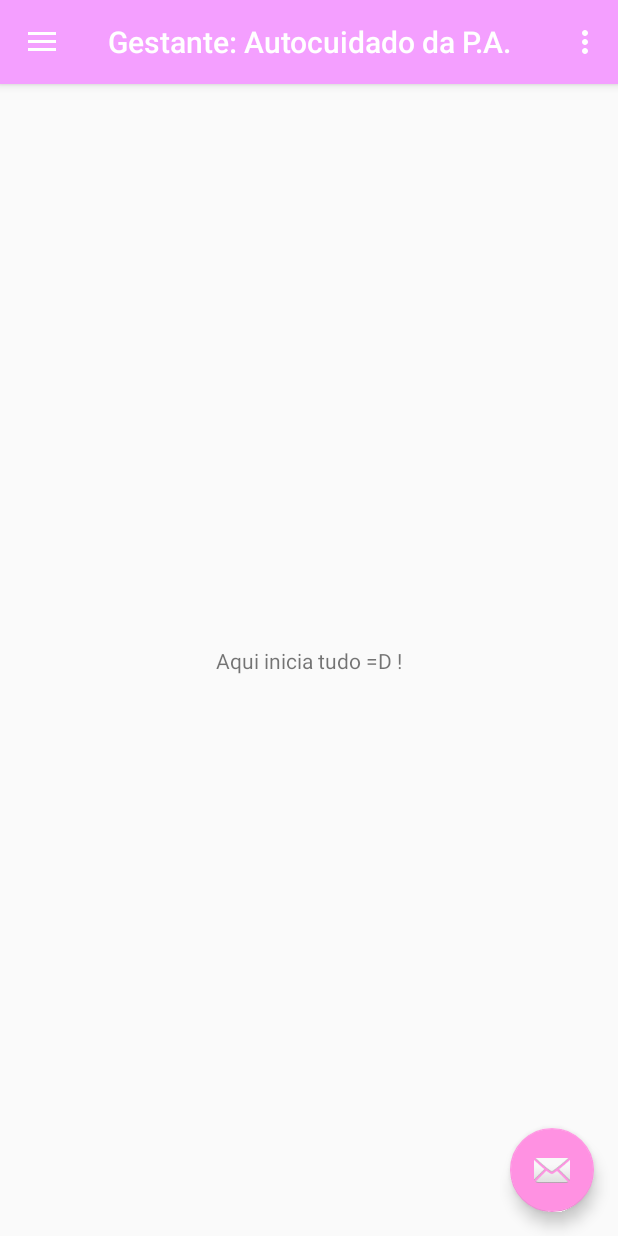
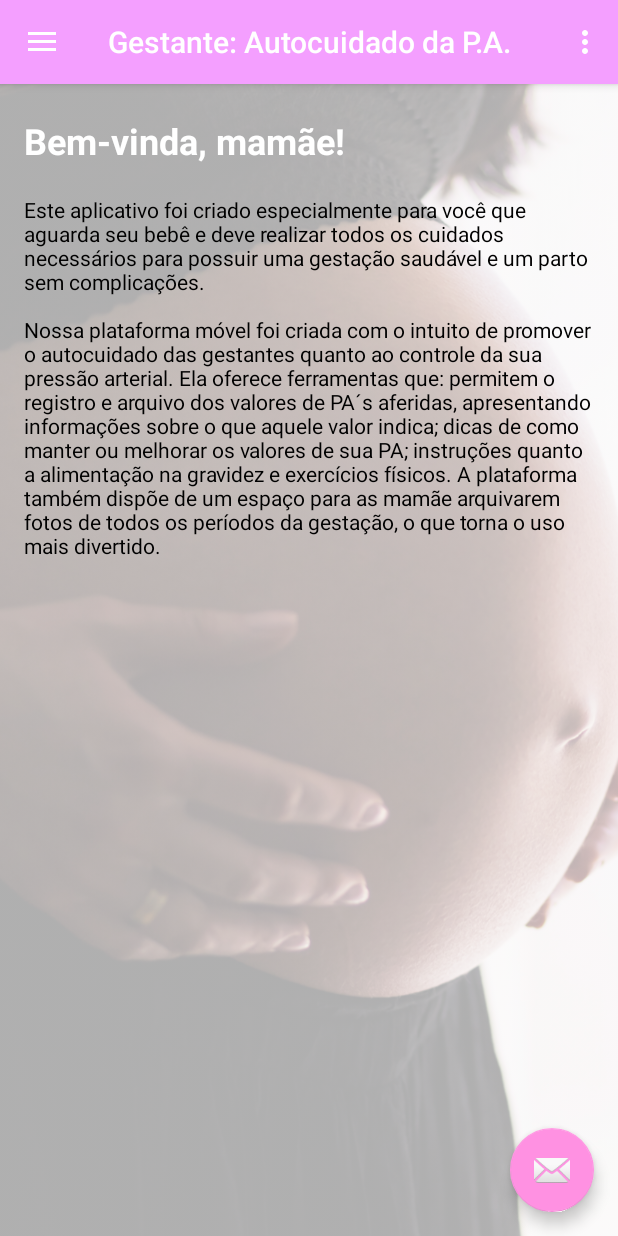
Before and after one commit to erivandosena/AppAndroidGestHiper, an Android app: the screen it shows after launch (MainActivity), on a phone screen of 412 x 824 dp. Run offline under Robolectric (Android 15) with nearby library versions, the phone set to English and light mode, and no system bars.

Commit message:
Conteúdo referente a tudo que foi desenvolvido em 26/09/2017, seguindo os requisitos iniciais do projeto.

```diff
--- a/app/src/main/java/br/com/erivando/gestanteautocuidadopa/MainActivity.java
+++ b/app/src/main/java/br/com/erivando/gestanteautocuidadopa/MainActivity.java
@@ -3,9 +3,8 @@ package br.com.erivando.gestanteautocuidadopa;
 import android.os.Bundle;
 import android.support.annotation.NonNull;
 import android.support.design.widget.FloatingActionButton;
+import android.support.design.widget.NavigationView;
 import android.support.design.widget.Snackbar;
-import android.view.View;
-import android.support.design.widget.NavigationView;
 import android.support.v4.view.GravityCompat;
 import android.support.v4.widget.DrawerLayout;
 import android.support.v7.app.ActionBarDrawerToggle;
@@ -13,6 +12,7 @@ import android.support.v7.app.AppCompatActivity;
 import android.support.v7.widget.Toolbar;
 import android.view.Menu;
 import android.view.MenuItem;
+import android.view.View;
 
 public class MainActivity extends AppCompatActivity
         implements NavigationView.OnNavigationItemSelectedListener {
--- a/app/src/main/java/br/com/erivando/gestanteautocuidadopa/SplashScreenActivity.java
+++ b/app/src/main/java/br/com/erivando/gestanteautocuidadopa/SplashScreenActivity.java
@@ -25,15 +25,30 @@ public class SplashScreenActivity extends Activity implements Runnable {
         setContentView(R.layout.activity_splash_screen);
 
         if (android.os.Build.VERSION.SDK_INT > 15) {
-            StrictMode.ThreadPolicy policy=new StrictMode.ThreadPolicy.Builder().permitAll().build();
+            StrictMode.ThreadPolicy policy = new StrictMode.ThreadPolicy.Builder().permitAll().build();
             StrictMode.setThreadPolicy(policy);
         }
 
         habilitaImmersiveMode();
-        Handler handler=new Handler();
-        handler.postDelayed(this, 3000);
+        Handler handler = new Handler();
+        handler.postDelayed(this, 5*1000);
+
+//        Thread background = new Thread() {
+//            public void run() {
+//                try {
+//                    sleep(5*1000);
+//                    Intent i=new Intent(SplashScreenActivity.this, MainActivity.class);
+//                    startActivity(i);
+//                    finish();
+//                } catch (Exception e) {
+//                    e.printStackTrace();
+//                }
+//            }
+//        };
+//        background.start();
     }
 
+    @Override
     public void run() {
         startActivity(new Intent(this, MainActivity.class));
         finish();
--- a/app/src/main/res/layout/content_main.xml
+++ b/app/src/main/res/layout/content_main.xml
@@ -1,5 +1,5 @@
 <?xml version="1.0" encoding="utf-8"?>
-<android.support.constraint.ConstraintLayout xmlns:android="http://schemas.android.com/apk/res/android"
+<RelativeLayout xmlns:android="http://schemas.android.com/apk/res/android"
         xmlns:app="http://schemas.android.com/apk/res-auto"
         xmlns:tools="http://schemas.android.com/tools"
         android:layout_width="match_parent"
@@ -8,13 +8,44 @@
         tools:context="br.com.erivando.gestanteautocuidadopa.MainActivity"
         tools:showIn="@layout/app_bar_main">
 
+        <ImageView
+            android:layout_width="match_parent"
+            android:layout_height="match_parent"
+            android:scaleType="centerCrop"
+            android:src="@drawable/ic_background_800x1280"
+            android:alpha="0.3"/>
+
+        <LinearLayout
+            android:layout_width="match_parent"
+            android:layout_height="match_parent"
+            android:orientation="vertical"
+            android:paddingBottom="@dimen/activity_vertical_margin"
+            android:paddingLeft="@dimen/activity_horizontal_margin"
+            android:paddingRight="@dimen/activity_horizontal_margin"
+            android:paddingTop="@dimen/activity_vertical_margin"
+            app:layout_behavior="@string/appbar_scrolling_view_behavior"
+            tools:context=".MainActivity">
+
             <TextView
+                android:id="@+id/textView11"
                 android:layout_width="wrap_content"
                 android:layout_height="wrap_content"
-        android:text="Aqui inicia tudo =D !"
-        app:layout_constraintBottom_toBottomOf="parent"
-        app:layout_constraintLeft_toLeftOf="parent"
-        app:layout_constraintRight_toRightOf="parent"
-        app:layout_constraintTop_toTopOf="parent" />
+                android:layout_marginTop="5dp"
+                android:textSize="@dimen/tamanho_texto_super_grande"
+                android:textStyle="bold"
+                android:textColor="?android:attr/textColorPrimaryInverse"
+                android:text="@string/texto_saldacao"/>
 
-</android.support.constraint.ConstraintLayout>
+            <TextView
+                android:id="@+id/textView12"
+                android:layout_width="wrap_content"
+                android:layout_height="wrap_content"
+                android:layout_marginTop="20dp"
+                android:textSize="@dimen/tamanho_texto_medio"
+                android:textStyle="normal"
+                android:textColor="?android:attr/textColorPrimaryDisableOnly"
+                android:text="@string/texto_introducao" />
+
+        </LinearLayout>
+
+    </RelativeLayout>
--- a/app/src/main/res/layout/nav_header_main.xml
+++ b/app/src/main/res/layout/nav_header_main.xml
@@ -17,9 +17,9 @@
         android:id="@+id/imageView"
         android:layout_width="wrap_content"
         android:layout_height="wrap_content"
+        android:contentDescription=""
         android:paddingTop="@dimen/nav_header_vertical_spacing"
         app:srcCompat="@mipmap/ic_launcher_round"
-        android:contentDescription=""
         tools:ignore="ContentDescription" />
 
     <TextView
--- /dev/null
+++ b/app/src/main/res/values-v21/styles.xml
@@ -0,0 +1,9 @@
+<resources>
+
+    <style name="AppTheme.NoActionBar">
+        <item name="windowActionBar">false</item>
+        <item name="windowNoTitle">true</item>
+        <item name="android:windowDrawsSystemBarBackgrounds">true</item>
+        <item name="android:statusBarColor">@android:color/transparent</item>
+    </style>
+</resources>
--- /dev/null
+++ b/app/src/main/res/values-w820dp/dimens.xml
@@ -0,0 +1,6 @@
+<resources>
+    <!-- Example customization of dimensions originally defined in res/values/dimens.xml
+         (such as screen margins) for screens with more than 820dp of available width. This
+         would include 7" and 10" devices in landscape (~960dp and ~1280dp respectively). -->
+    <dimen name="activity_horizontal_margin">64dp</dimen>
+</resources>
--- a/app/src/main/res/values/strings.xml
+++ b/app/src/main/res/values/strings.xml
@@ -4,4 +4,13 @@
     <string name="navigation_drawer_close">Fechar a gaveta de navegação</string>
     <string name="action_settings">Configurações</string>
     <string name="titulo_splash">Gestante: autocuidado da pressão arterial</string>
+    <string name="texto_saldacao">Bem-vinda, mamãe!</string>
+    <string name="texto_introducao">Este aplicativo foi criado especialmente para você que aguarda seu bebê e deve realizar todos os cuidados necessários para possuir uma gestação saudável e um parto sem complicações.
+                                    \n\nNossa plataforma móvel foi criada com o intuito de promover o autocuidado das gestantes quanto ao controle da sua pressão arterial.
+                                    Ela oferece ferramentas que:
+                                    permitem o registro e arquivo dos valores de PA´s aferidas, apresentando informações sobre o que aquele valor indica;
+                                    dicas de como manter ou melhorar os valores de sua PA;
+                                    instruções quanto a alimentação na gravidez e exercícios físicos.
+                                    A plataforma também dispõe de um espaço para as mamãe arquivarem fotos de todos os períodos da gestação, o que torna o uso mais divertido.</string>
+
 </resources>
--- a/build.gradle
+++ b/build.gradle
@@ -5,7 +5,7 @@ buildscript {
         jcenter()
     }
     dependencies {
-        classpath 'com.android.tools.build:gradle:2.3.3'
+        classpath 'com.android.tools.build:gradle:2.1.3'
 
         // NOTE: Do not place your application dependencies here; they belong
         // in the individual module build.gradle files
--- a/gradle.properties
+++ b/gradle.properties
@@ -9,7 +9,8 @@
 
 # Specifies the JVM arguments used for the daemon process.
 # The setting is particularly useful for tweaking memory settings.
-org.gradle.jvmargs=-Xmx1536m
+# Default value: -Xmx10248m -XX:MaxPermSize=256m
+# org.gradle.jvmargs=-Xmx2048m -XX:MaxPermSize=512m -XX:+HeapDumpOnOutOfMemoryError -Dfile.encoding=UTF-8
 
 # When configured, Gradle will run in incubating parallel mode.
 # This option should only be used with decoupled projects. More details, visit
```
Also changed, not shown: app/build.gradle (+33 -3 lines), app/src/main/AndroidManifest.xml (+11 -10 lines), app/src/main/res/drawable/background.xml (added, +11 -0 lines), app/src/main/res/layout/activity_splash_screen.xml (+4 -3 lines), app/src/main/res/drawable/ic_background_800x1280.png (added), app/src/main/res/menu/activity_main_drawer.xml (indentation only), gradle/wrapper/gradle-wrapper.properties, 1 other file. Lines whose indentation alone changed are shown as unchanged.
